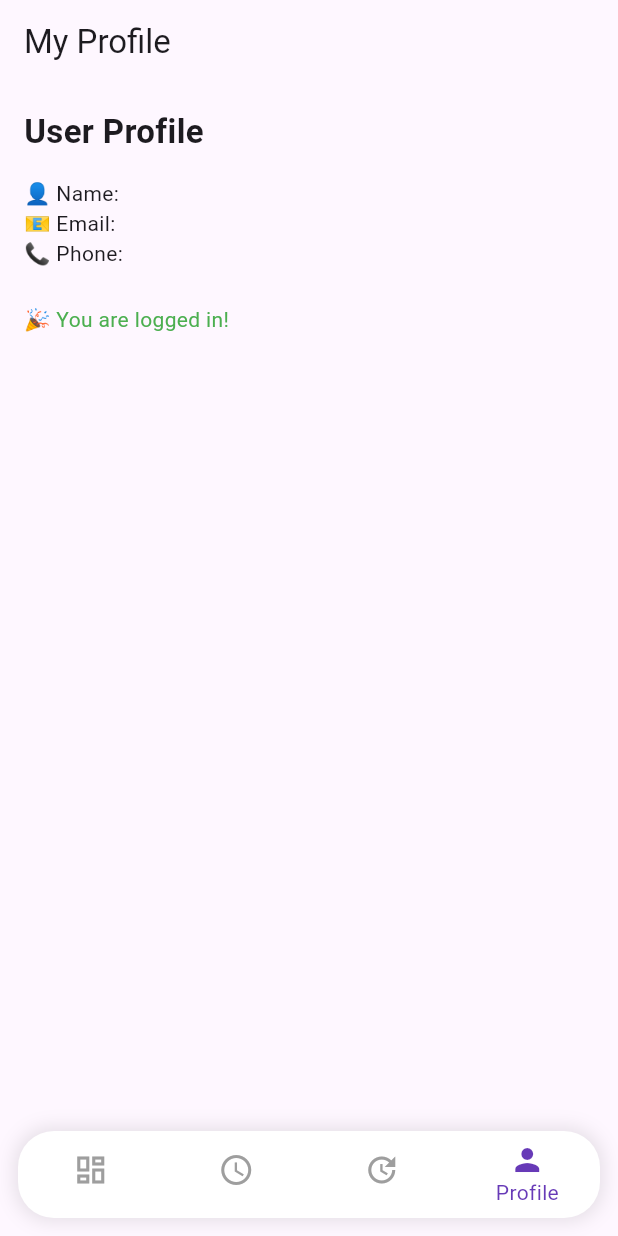
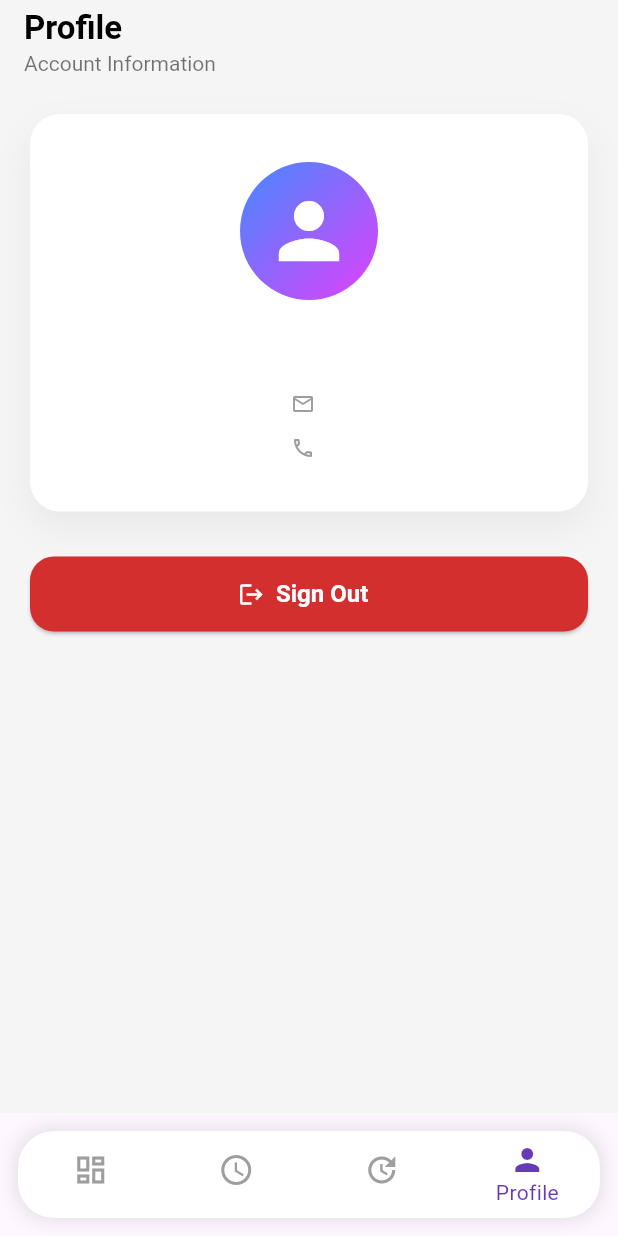
Before and after one commit to Jlya1212/fluttter_project, a Flutter app: the MainTabController screen opened by its route, item 4 of the bottom bar chosen, on a phone screen of 412 x 824 dp. Run offline on Flutter 3.47's test engine with Material 3 defaults, Android fonts, the phone set to English and light mode, and no system bars; accounts and stored records are empty.

Commit message:
update profile

```diff
--- a/lib/Common/MainTabController.dart
+++ b/lib/Common/MainTabController.dart
@@ -86,7 +86,7 @@ class _MainTabControllerState extends State<MainTabController> {
           ],
         ),
         bottomNavigationBar: Container(
-          margin: const EdgeInsets.all(12.0), // Margin to create the floating effect
+          margin: const EdgeInsets.all(12.0),
           decoration: BoxDecoration(
             color: Colors.white,
             borderRadius: BorderRadius.circular(24), // Rounded corners
@@ -103,35 +103,35 @@ class _MainTabControllerState extends State<MainTabController> {
             child: BottomNavigationBar(
               currentIndex: _currentIndex,
               onTap: switchToTab,
-              backgroundColor: Colors.transparent, // Important for container color to show
-              elevation: 0, // Remove default shadow
-              type: BottomNavigationBarType.fixed, // Keep items evenly spaced
+              backgroundColor: Colors.transparent,
+              elevation: 0,
+              type: BottomNavigationBarType.fixed,
 
-              selectedItemColor: Colors.deepPurple, // Color for the selected icon and label
-              unselectedItemColor: Colors.grey.shade500, // Color for unselected icons
+              selectedItemColor: Colors.deepPurple,
+              unselectedItemColor: Colors.grey.shade500,
 
-              showSelectedLabels: true, // Show label only for the active tab
+              showSelectedLabels: true,
               showUnselectedLabels: false,
 
               items: const [
                 BottomNavigationBarItem(
                   icon: Icon(Icons.dashboard_outlined),
-                  activeIcon: Icon(Icons.dashboard), // Filled icon when active
+                  activeIcon: Icon(Icons.dashboard),
                   label: 'Dashboard',
                 ),
                 BottomNavigationBarItem(
                   icon: Icon(Icons.schedule_outlined),
-                  activeIcon: Icon(Icons.schedule), // Filled icon when active
+                  activeIcon: Icon(Icons.schedule),
                   label: 'Schedule',
                 ),
                 BottomNavigationBarItem(
                   icon: Icon(Icons.update_outlined),
-                  activeIcon: Icon(Icons.update), // Filled icon when active
+                  activeIcon: Icon(Icons.update),
                   label: 'Updates',
                 ),
                 BottomNavigationBarItem(
                   icon: Icon(Icons.person_outline),
-                  activeIcon: Icon(Icons.person), // Filled icon when active
+                  activeIcon: Icon(Icons.person),
                   label: 'Profile',
                 ),
               ],
--- a/lib/Common/TaskCard.dart
+++ b/lib/Common/TaskCard.dart
@@ -1,6 +1,6 @@
 import 'package:flutter/material.dart';
 import 'package:fluttter_project/View/PartRequestDetails_Page.dart';
-import '../Models/Task.dart'; // Corrected import path
+import '../Models/Task.dart';
 
 class TaskCard extends StatelessWidget {
   final Task task; // get a task object
@@ -20,8 +20,8 @@ class TaskCard extends StatelessWidget {
       margin: const EdgeInsets.symmetric(
         horizontal: 16,
         vertical: 8,
-      ), // margin around the card
-      elevation: 2, // shadow effect
+      ),
+      elevation: 2,
       shape: RoundedRectangleBorder(
         // border radius for the card
         side: BorderSide(
@@ -35,19 +35,19 @@ class TaskCard extends StatelessWidget {
         onTap: onTap,
         borderRadius: BorderRadius.circular(12),
         child: Padding(
-          // padding inside the card
+
           padding: const EdgeInsets.all(16),
           child: Column(
             // main content of the card
             crossAxisAlignment: CrossAxisAlignment.start,
             children: [
-              // Header with status and task code
+
               Row(
                 mainAxisAlignment: MainAxisAlignment.spaceBetween,
                 children: [
                   Row(
                     children: [
-                      _buildStatusIndicator(), // status indicator circle on right side [container]
+                      _buildStatusIndicator(), // status indicator circle on right side
                       const SizedBox(width: 8),
                       Text(
                         // task code on left side
@@ -172,13 +172,13 @@ class TaskCard extends StatelessWidget {
               const SizedBox(height: 12),
 
               const Divider(
-                // <-- This is the line
+                // This is the line
                 height: 1,
                 color: Color(0xFFBDBDBD),
                 thickness: 1,
               ),
               const SizedBox(height: 12),
-              // Bottom row with avatar and action button
+
               Row(
                 mainAxisAlignment: MainAxisAlignment.spaceBetween,
                 children: [
--- a/lib/View/Home_Page.dart
+++ b/lib/View/Home_Page.dart
@@ -27,7 +27,6 @@ class _HomePageState extends State<HomePage> {
   void initState() {
     super.initState();
     // Load the task data when the page is first loaded
-    // Use addPostFrameCallback to ensure the context is available
     WidgetsBinding.instance.addPostFrameCallback((_) {
       Provider.of<TaskController>(context, listen: false)
           .loadTasksAndSetFilter(TaskStatus.all);
@@ -158,7 +157,7 @@ class _HomePageState extends State<HomePage> {
     );
   }
 
-  // Helper for a single item in the summary (e.g., Pending, En Route)
+
   Widget _buildSummaryItem(
       {required IconData icon,
         required Color color,
@@ -219,7 +218,7 @@ class _HomePageState extends State<HomePage> {
     );
   }
 
-  // Helper for the large tappable cards (e.g., Delivery Schedule)
+
   Widget _buildFunctionCard({
     required IconData icon,
     required Color color,
--- a/lib/View/PartRequestDetails_Page.dart
+++ b/lib/View/PartRequestDetails_Page.dart
@@ -120,7 +120,7 @@ class _PartRequestDetailsPageState extends State<PartRequestDetailsPage> {
             ],
           ),
           const SizedBox(height: 20),
-          // 2x2 Grid for status buttons
+
           Column(
             children: [
               Row(
--- a/lib/View/Profile_Page.dart
+++ b/lib/View/Profile_Page.dart
@@ -13,38 +13,144 @@ class ProfilePage extends StatefulWidget {
 }
 
 class _ProfilePageState extends State<ProfilePage> {
-
   @override
   Widget build(BuildContext context) {
-    final controller = Provider.of<UserController>(context);
+    // Get the UserController from the provider
+    final controller = Provider.of<UserController>(context, listen: false);
     final Result<User> result = controller.getCurrentUser();
 
     return Scaffold(
-      appBar: AppBar(title: const Text("My Profile")),
+      backgroundColor: Colors.grey[100],
+      appBar: AppBar(
+        automaticallyImplyLeading: false,
+        backgroundColor: Colors.grey[100],
+        elevation: 0,
+        title: const Column(
+          crossAxisAlignment: CrossAxisAlignment.start,
+          children: [
+            Text(
+              'Profile',
+              style: TextStyle(
+                color: Colors.black,
+                fontWeight: FontWeight.bold,
+              ),
+            ),
+            Text(
+              'Account Information',
+              style: TextStyle(
+                color: Colors.black54,
+                fontSize: 14,
+              ),
+            ),
+          ],
+        ),
+      ),
       body: Padding(
-        padding: const EdgeInsets.all(16.0),
+        padding: const EdgeInsets.all(20.0),
         child: result.isSuccess
-            ? _buildProfileInfo(result.data!)
+            ? _buildProfileView(context, result.data!, controller)
             : _buildError(context, result.errorMessage ?? "Unknown error"),
       ),
     );
   }
 
-  Widget _buildProfileInfo(User user) {
-    return Column(
-      crossAxisAlignment: CrossAxisAlignment.start,
+  Widget _buildProfileView(BuildContext context, User user, UserController controller) {
+    return Center(
+      child: Column(
+        crossAxisAlignment: CrossAxisAlignment.center,
+        children: [
+          Container(
+            padding: const EdgeInsets.symmetric(horizontal: 24, vertical: 32),
+            decoration: BoxDecoration(
+              color: Colors.white,
+              borderRadius: BorderRadius.circular(20),
+              boxShadow: [
+                BoxShadow(
+                  color: Colors.grey.withOpacity(0.15),
+                  blurRadius: 20,
+                  offset: const Offset(0, 10),
+                )
+              ],
+            ),
+            child: Column(
+              children: [
+                // Gradient Avatar
+                Container(
+                  padding: const EdgeInsets.all(16),
+                  decoration: const BoxDecoration(
+                    shape: BoxShape.circle,
+                    gradient: LinearGradient(
+                      colors: [Colors.blueAccent, Colors.purpleAccent],
+                      begin: Alignment.topLeft,
+                      end: Alignment.bottomRight,
+                    ),
+                  ),
+                  child: const Icon(Icons.person, color: Colors.white, size: 60),
+                ),
+                const SizedBox(height: 16),
+                // User Details
+                Text(
+                  user.username,
+                  style: const TextStyle(
+                    fontSize: 22,
+                    fontWeight: FontWeight.bold,
+                  ),
+                ),
+                const SizedBox(height: 12),
+                _buildInfoRow(Icons.email_outlined, user.email),
+                const SizedBox(height: 8),
+                _buildInfoRow(Icons.phone_outlined, user.phone),
+              ],
+            ),
+          ),
+          const SizedBox(height: 30),
+          // Sign Out Button
+          ElevatedButton.icon(
+            onPressed: () {
+              controller.logout();
+              // Navigate to login and remove all previous routes
+              Navigator.of(context, rootNavigator: true)
+                  .pushNamedAndRemoveUntil('/', (Route<dynamic> route) => false);
+            },
+            icon: const Icon(Icons.logout),
+            label: const Text('Sign Out'),
+            style: ElevatedButton.styleFrom(
+              backgroundColor: const Color(0xFFD32F2F), // Red color
+              foregroundColor: Colors.white,
+              minimumSize: const Size(double.infinity, 50),
+              shape: RoundedRectangleBorder(
+                borderRadius: BorderRadius.circular(16),
+              ),
+              textStyle: const TextStyle(
+                fontSize: 16,
+                fontWeight: FontWeight.bold,
+              ),
+            ),
+          ),
+        ],
+      ),
+    );
+  }
+
+
+  Widget _buildInfoRow(IconData icon, String text) {
+    return Row(
+      mainAxisAlignment: MainAxisAlignment.center,
       children: [
-        const Text("User Profile", style: TextStyle(fontSize: 22, fontWeight: FontWeight.bold)),
-        const SizedBox(height: 16),
-        Text("👤 Name: ${user.username}"),
-        Text("📧 Email: ${user.email}"),
-        Text("📞 Phone: ${user.phone}"),
-        const SizedBox(height: 24),
-        const Text("🎉 You are logged in!", style: TextStyle(color: Colors.green)),
+        Icon(icon, color: Colors.grey, size: 16),
+        const SizedBox(width: 8),
+        Text(
+          text,
+          style: const TextStyle(
+            color: Colors.black54,
+            fontSize: 14,
+          ),
+        ),
       ],
     );
   }
 
+  // Error view if no user is logged in
   Widget _buildError(BuildContext context, String message) {
     return Center(
       child: Column(
@@ -54,7 +160,7 @@ class _ProfilePageState extends State<ProfilePage> {
           const SizedBox(height: 16),
           ElevatedButton(
             onPressed: () {
-              Navigator.pushReplacementNamed(context, '/login');
+              Navigator.pushReplacementNamed(context, '/');
             },
             child: const Text("Go to Login"),
           ),
--- a/lib/View/TaskSchedule_Page.dart
+++ b/lib/View/TaskSchedule_Page.dart
@@ -24,7 +24,7 @@ class _DeliverySchedulePageState extends State<DeliverySchedulePage> {
   @override
   void initState() {
     super.initState();
-    // Get the TaskController from the Provider without listening to changes here.
+
     _controller = Provider.of<TaskController>(context, listen: false);
     // Load initial data.
     _controller.loadTasksAndSetFilter(TaskStatus.all);
@@ -37,7 +37,7 @@ class _DeliverySchedulePageState extends State<DeliverySchedulePage> {
 
   @override
   Widget build(BuildContext context) {
-    // Use a Consumer to listen for changes in the TaskController
+
     return Consumer<TaskController>(
       builder: (context, controller, child) {
         final tasks = controller.filteredTasks;
--- a/lib/ViewModel/TaskController.dart
+++ b/lib/ViewModel/TaskController.dart
@@ -46,8 +46,7 @@ class TaskController extends ChangeNotifier {
     }
   }
 
-  // --- MODIFIED FUNCTION ---
-  // This no longer needs to be async, as it's updating the in-memory list directly.
+
   void updateTaskStatus(String taskCode, TaskStatus newStatus) {
     final taskIndex = _allTasks.indexWhere((task) => task.taskCode == taskCode);
 
--- a/lib/ViewModel/UserController.dart
+++ b/lib/ViewModel/UserController.dart
@@ -38,6 +38,11 @@ class UserController extends ChangeNotifier {
     return Result.failure("No user is currently logged in");
   }
 
+  void logout(){
+    currentUser = null;
+
+
+  }
   void setCurrentUser(User user) {
     currentUser = user;
     notifyListeners();
```
